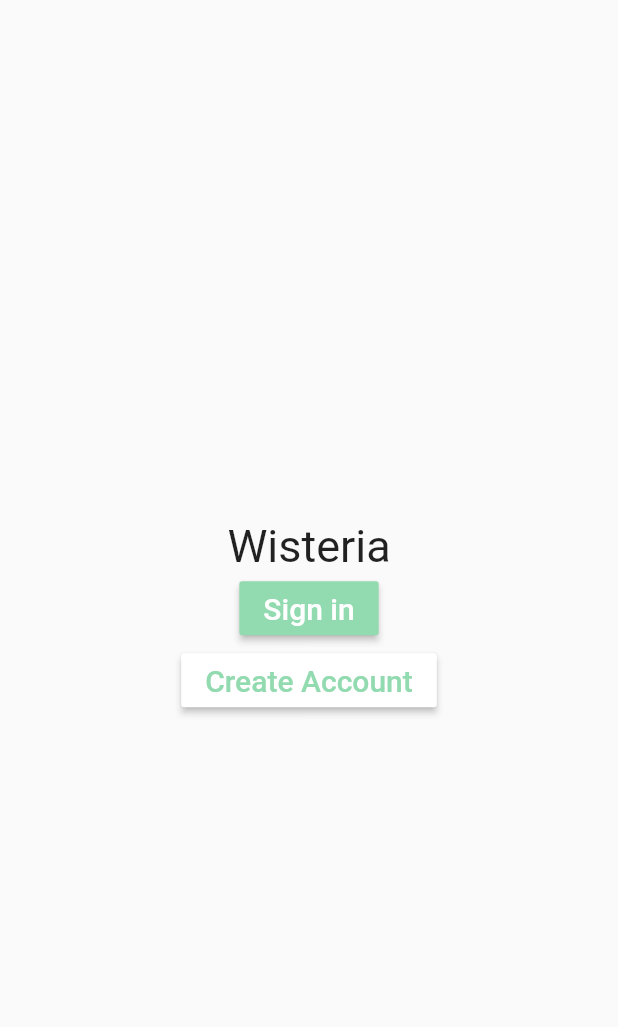
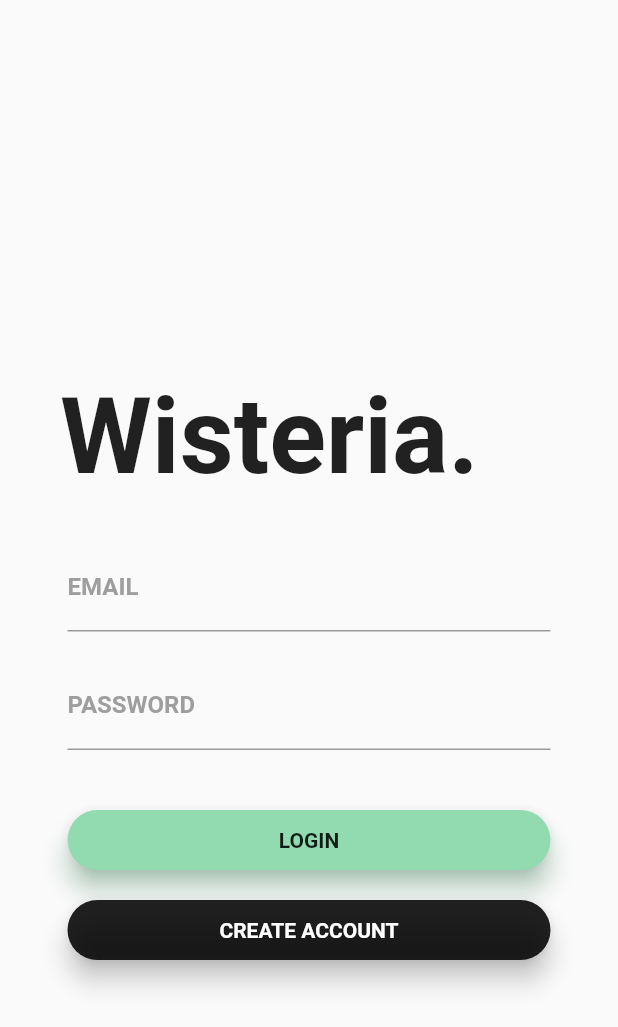
Before and after one commit to awarrier99/Digital-Trading-Cards, a Flutter app: the screen it shows after launch, on a phone screen of 412 x 824 dp. Shown: the top 1027 px of the screen. Run offline on Flutter 3.47's test engine with Material 2 defaults, Android fonts, the light colour scheme and no system bars; Roboto replaces fonts that are missing (Montserrat).

Commit message:
Issue: #6 - Touched up the welcome page UI

```diff
--- a/ui/lib/main.dart
+++ b/ui/lib/main.dart
@@ -16,7 +16,7 @@ class MyApp extends StatelessWidget {
         primaryColor: Color(0xFF92DAAF),
         visualDensity: VisualDensity.adaptivePlatformDensity,
       ),
-      home: WelcomeScreen(title: 'Wisteria'),
+      home: WelcomeScreen(title: 'Wisteria.'),
     );
   }
 }
@@ -38,31 +38,104 @@ class _WelcomeScreenState extends State<WelcomeScreen> {
   @override
   Widget build(BuildContext context) {
     return Scaffold(
-      body: Center(
+        body: Container(
+          padding: EdgeInsets.fromLTRB(25, 0, 25, 0),
           child: Column(
-          mainAxisAlignment: MainAxisAlignment.center,
+            crossAxisAlignment: CrossAxisAlignment.start,
             children: <Widget>[
-            Text(
+              Container(
+                child: Container(
+                  padding: EdgeInsets.fromLTRB(15, 250, 0, 0),
+                  child: Text(
                     widget.title,
-              style: TextStyle(fontSize: 30),
+                    style: TextStyle(
+                      fontSize: 70, fontWeight: FontWeight.bold
                     ),
-            RaisedButton(
-              onPressed: () {},
-              textColor: Colors.white,
+                  ),
+                )
+              ),
+              Container(
+                padding: EdgeInsets.only(top: 30, left: 20, right: 20),
+                child: Column(
+                  children: <Widget>[
+                    TextField(
+                      keyboardType: TextInputType.emailAddress,
+                      decoration: InputDecoration(
+                        labelText: 'EMAIL',
+                        labelStyle: TextStyle(
+                          fontFamily: 'Montserrat',
+                          fontWeight: FontWeight.bold,
+                          color: Colors.grey
+                        )
+                      ),
+                    ),
+                    SizedBox(height: 20),
+                    TextField(
+                      obscureText: true,
+                      decoration: InputDecoration(
+                        labelText: 'PASSWORD',
+                        labelStyle: TextStyle(
+                          fontFamily: 'Montserrat',
+                          fontWeight: FontWeight.bold,
+                          color: Colors.grey
+                        )
+                      ),
+                    ),
+                    SizedBox(height: 40),
+                    Container(
+                      height: 40,
+                      child: Material(
+                        borderRadius: BorderRadius.circular(20),
+                        shadowColor: Color(0xFF92DAAF),
                         color: Color(0xFF92DAAF),
-              child: const Text('Sign in', style: TextStyle(fontSize: 20)),
+                        elevation: 7,
+                        child: GestureDetector(
+                          onTap: () {
+                            //logIn(context);
+                          },
+                          child: Center(
+                            child: Text(
+                              'LOGIN',
+                              style: TextStyle(
+                                color: Colors.black87,
+                                fontWeight: FontWeight.bold,
+                                fontFamily: 'Montserrat'
                               ),
-            RaisedButton(
-              onPressed: () {
+                            ),
+                          ),
+                        ),
+                      )
+                    ),
+                    SizedBox(height: 20),
+                    Container(
+                      height: 40,
+                      child: Material(
+                        borderRadius: BorderRadius.circular(20),
+                        color: Colors.black87,
+                        elevation: 7,
+                        child: GestureDetector(
+                          onTap: () {
                             createAccount(context);
                           },
-              textColor: Color(0xFF92DAAF),
+                          child: Center(
+                            child: Text(
+                              'CREATE ACCOUNT',
+                              style: TextStyle(
                                 color: Colors.white,
-              child: Text('Create Account', style: TextStyle(fontSize: 20)),
-            ),
-          ],
+                                fontWeight: FontWeight.bold,
+                                fontFamily: 'Montserrat'
                               ),
                             ),
+                          ),
+                        ),
+                      )
+                    )
+                  ],
+                )
+              )
+            ],
+          )
+        )
     );
   }
 }
```
Lines whose indentation alone changed are shown as unchanged.
